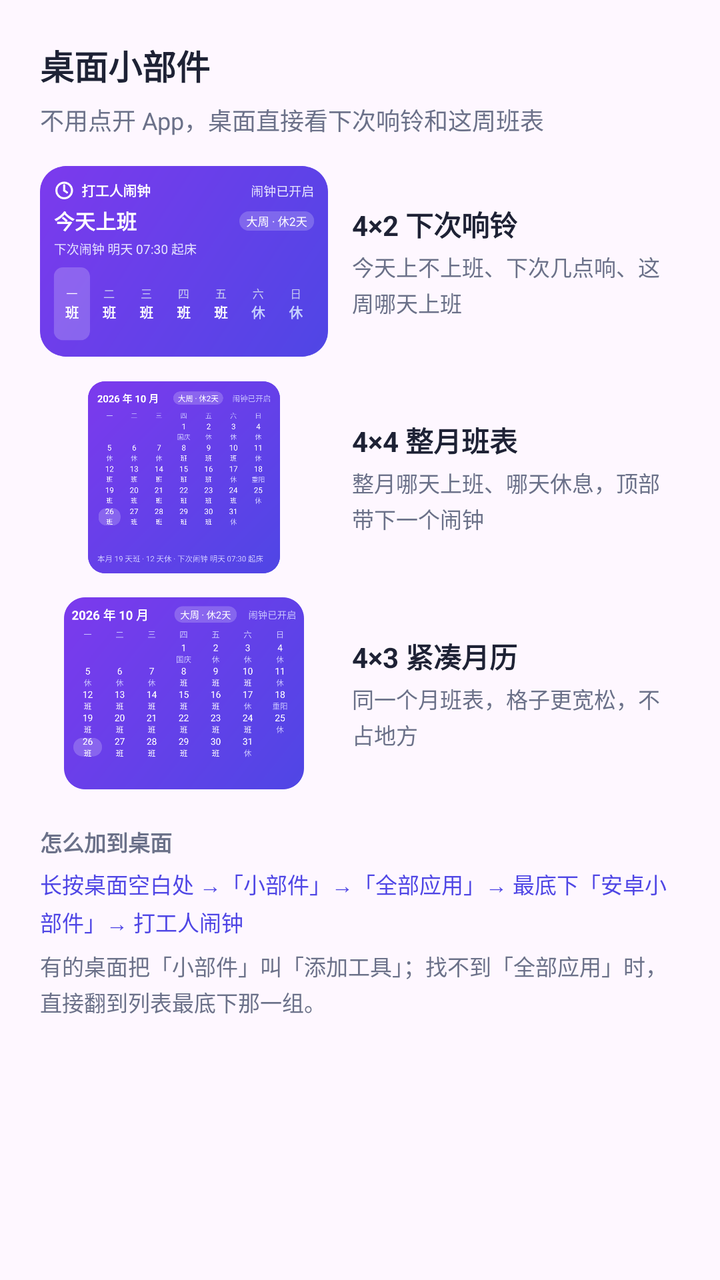
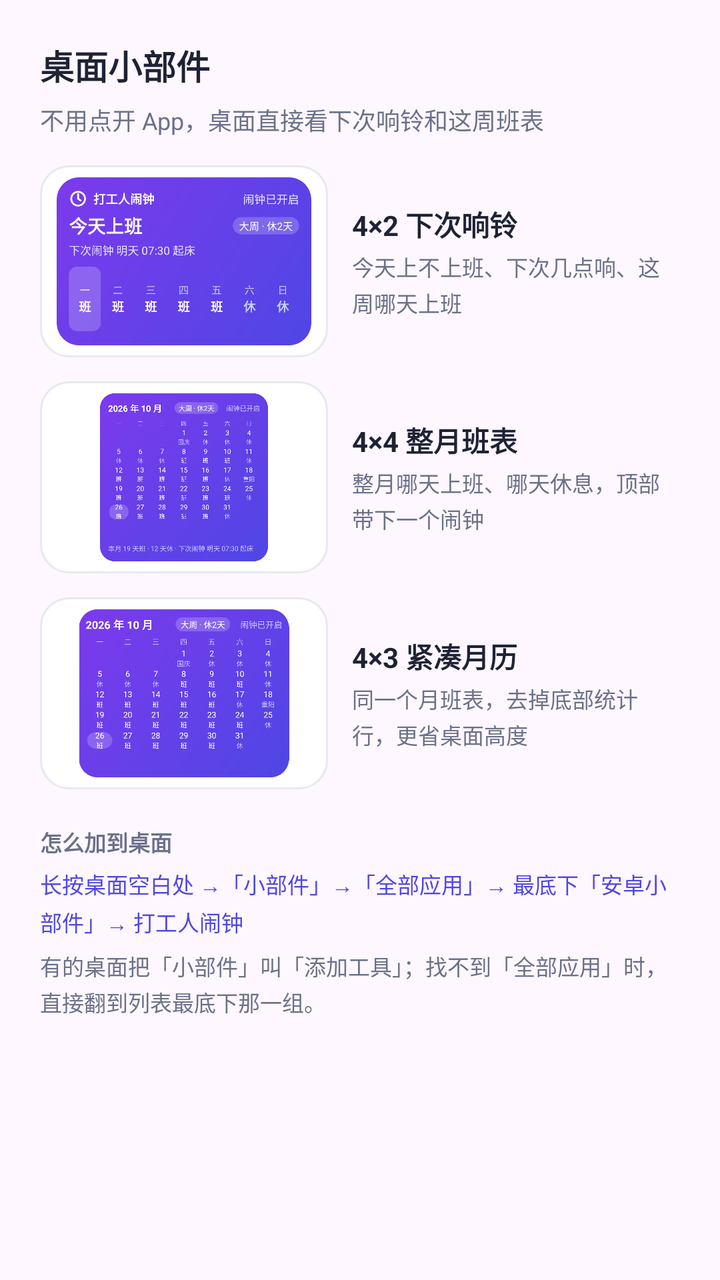

Screens rendered from an Android XML layout before and after an edit, with the pre-edit source and the edit as a unified diff.
<!-- AndroidManifest.xml: application theme Theme.WeekdayAlarm -->
<!-- res/layout/dialog_widgets.xml -->
<?xml version="1.0" encoding="utf-8"?>
<LinearLayout xmlns:android="http://schemas.android.com/apk/res/android"
    android:layout_width="match_parent"
    android:layout_height="wrap_content"
    android:orientation="vertical"
    android:paddingTop="20dp">

    <LinearLayout
        android:layout_width="match_parent"
        android:layout_height="wrap_content"
        android:orientation="vertical"
        android:paddingStart="20dp"
        android:paddingEnd="20dp">

        <TextView
            android:layout_width="match_parent"
            android:layout_height="wrap_content"
            android:text="桌面小部件"
            android:textColor="@color/ink"
            android:textSize="17sp"
            android:textStyle="bold" />

        <TextView
            android:layout_width="match_parent"
            android:layout_height="wrap_content"
            android:layout_marginTop="6dp"
            android:lineSpacingMultiplier="1.2"
            android:text="不用点开 App，桌面直接看下次响铃和这周班表"
            android:textColor="@color/sub"
            android:textSize="12sp" />
    </LinearLayout>

    <ScrollView
        android:id="@+id/dlg_widget_scroll"
        android:layout_width="match_parent"
        android:layout_height="wrap_content"
        android:fadeScrollbars="false"
        android:scrollbars="vertical">

        <LinearLayout
            android:layout_width="match_parent"
            android:layout_height="wrap_content"
            android:orientation="vertical"
            android:paddingStart="20dp"
            android:paddingEnd="20dp"
            android:paddingBottom="14dp">

            
            <LinearLayout
                android:layout_width="match_parent"
                android:layout_height="wrap_content"
                android:layout_marginTop="14dp"
                android:gravity="center_vertical"
                android:orientation="horizontal">

                <ImageView
                    android:layout_width="144dp"
                    android:layout_height="96dp"
                    android:contentDescription="下次响铃预览"
                    android:scaleType="fitCenter"
                    android:src="@drawable/widget_next_alarm_preview" />

                <LinearLayout
                    android:layout_width="0dp"
                    android:layout_height="wrap_content"
                    android:layout_marginStart="12dp"
                    android:layout_weight="1"
                    android:orientation="vertical">

                    <TextView
                        android:layout_width="wrap_content"
                        android:layout_height="wrap_content"
                        android:text="4×2 下次响铃"
                        android:textColor="@color/ink"
                        android:textSize="14sp"
                        android:textStyle="bold" />

                    <TextView
                        android:layout_width="wrap_content"
                        android:layout_height="wrap_content"
                        android:layout_marginTop="3dp"
                        android:lineSpacingExtra="2dp"
                        android:text="今天上不上班、下次几点响、这周哪天上班"
                        android:textColor="@color/sub"
                        android:textSize="11sp" />
                </LinearLayout>
            </LinearLayout>

            <LinearLayout
                android:layout_width="match_parent"
                android:layout_height="wrap_content"
                android:layout_marginTop="12dp"
                android:gravity="center_vertical"
                android:orientation="horizontal">

                <ImageView
                    android:layout_width="144dp"
                    android:layout_height="96dp"
                    android:contentDescription="整月班表预览"
                    android:scaleType="fitCenter"
                    android:src="@drawable/widget_week_schedule_month_preview" />

                <LinearLayout
                    android:layout_width="0dp"
                    android:layout_height="wrap_content"
                    android:layout_marginStart="12dp"
                    android:layout_weight="1"
                    android:orientation="vertical">

                    <TextView
                        android:layout_width="wrap_content"
                        android:layout_height="wrap_content"
                        android:text="4×4 整月班表"
                        android:textColor="@color/ink"
                        android:textSize="14sp"
                        android:textStyle="bold" />

                    <TextView
                        android:layout_width="wrap_content"
                        android:layout_height="wrap_content"
                        android:layout_marginTop="3dp"
                        android:lineSpacingExtra="2dp"
                        android:text="整月哪天上班、哪天休息，顶部带下一个闹钟"
                        android:textColor="@color/sub"
                        android:textSize="11sp" />
                </LinearLayout>
            </LinearLayout>

            <LinearLayout
                android:layout_width="match_parent"
                android:layout_height="wrap_content"
                android:layout_marginTop="12dp"
                android:gravity="center_vertical"
                android:orientation="horizontal">

                <ImageView
                    android:layout_width="144dp"
                    android:layout_height="96dp"
                    android:contentDescription="紧凑月历预览"
                    android:scaleType="fitCenter"
                    android:src="@drawable/widget_month_minimal_preview" />

                <LinearLayout
                    android:layout_width="0dp"
                    android:layout_height="wrap_content"
                    android:layout_marginStart="12dp"
                    android:layout_weight="1"
                    android:orientation="vertical">

                    <TextView
                        android:layout_width="wrap_content"
                        android:layout_height="wrap_content"
                        android:text="4×3 紧凑月历"
                        android:textColor="@color/ink"
                        android:textSize="14sp"
                        android:textStyle="bold" />

                    <TextView
                        android:layout_width="wrap_content"
                        android:layout_height="wrap_content"
                        android:layout_marginTop="3dp"
                        android:lineSpacingExtra="2dp"
                        android:text="同一个月班表，格子更宽松，不占地方"
                        android:textColor="@color/sub"
                        android:textSize="11sp" />
                </LinearLayout>
            </LinearLayout>

            
            <TextView
                android:layout_width="match_parent"
                android:layout_height="wrap_content"
                android:layout_marginTop="18dp"
                android:text="怎么加到桌面"
                android:textColor="@color/sub"
                android:textSize="11sp"
                android:textStyle="bold" />

            <TextView
                android:layout_width="match_parent"
                android:layout_height="wrap_content"
                android:layout_marginTop="5dp"
                android:lineSpacingExtra="3dp"
                android:text="长按桌面空白处 →「小部件」→「全部应用」→ 最底下「安卓小部件」→ 打工人闹钟"
                android:textColor="@color/indigo"
                android:textSize="11sp" />

            <TextView
                android:layout_width="match_parent"
                android:layout_height="wrap_content"
                android:layout_marginTop="6dp"
                android:lineSpacingExtra="2dp"
                android:text="有的桌面把「小部件」叫「添加工具」；找不到「全部应用」时，直接翻到列表最底下那一组。"
                android:textColor="@color/sub"
                android:textSize="11sp" />
        </LinearLayout>
    </ScrollView>
</LinearLayout>
<!-- resources referenced by this layout -->
<resources>
  <color name="indigo">#4F46E5</color>
  <color name="ink">#1E2235</color>
  <color name="sub">#6B7189</color>
  <!-- drawable widget_month_minimal_preview: png bitmap (drawable-xxhdpi, 85255 bytes) -->
  <!-- drawable widget_next_alarm_preview: png bitmap (drawable-xxhdpi, 58641 bytes) -->
  <!-- drawable widget_week_schedule_month_preview: png bitmap (drawable-xxhdpi, 105205 bytes) -->
  <style name="Theme.WeekdayAlarm" parent="Theme.Material3.DayNight.NoActionBar">
          <item name="colorPrimary">@color/indigo</item>
          <item name="colorPrimaryVariant">@color/indigo_dark</item>
          <item name="colorOnPrimary">@color/white</item>
          <item name="android:statusBarColor">@color/bg</item>
          <item name="android:windowLightStatusBar">true</item>
      </style>
  <color name="indigo_dark">#4338CA</color>
  <color name="white">#FFFFFFFF</color>
  <color name="bg">#F4F5FB</color>
</resources>

<!-- the commit's change to res/layout/dialog_widgets.xml (unified diff, before → after) -->
@@ -56,7 +56,9 @@
                 <ImageView
                     android:layout_width="144dp"
                     android:layout_height="96dp"
+                    android:background="@drawable/bg_widget_preview"
                     android:contentDescription="下次响铃预览"
+                    android:padding="6dp"
                     android:scaleType="fitCenter"
                     android:src="@drawable/widget_next_alarm_preview" />
 
@@ -96,7 +98,9 @@
                 <ImageView
                     android:layout_width="144dp"
                     android:layout_height="96dp"
+                    android:background="@drawable/bg_widget_preview"
                     android:contentDescription="整月班表预览"
+                    android:padding="6dp"
                     android:scaleType="fitCenter"
                     android:src="@drawable/widget_week_schedule_month_preview" />
 
@@ -136,7 +140,9 @@
                 <ImageView
                     android:layout_width="144dp"
                     android:layout_height="96dp"
+                    android:background="@drawable/bg_widget_preview"
                     android:contentDescription="紧凑月历预览"
+                    android:padding="6dp"
                     android:scaleType="fitCenter"
                     android:src="@drawable/widget_month_minimal_preview" />
 
@@ -160,7 +166,7 @@
                         android:layout_height="wrap_content"
                         android:layout_marginTop="3dp"
                         android:lineSpacingExtra="2dp"
-                        android:text="同一个月班表，格子更宽松，不占地方"
+                        android:text="同一个月班表，去掉底部统计行，更省桌面高度"
                         android:textColor="@color/sub"
                         android:textSize="11sp" />
                 </LinearLayout>
<!-- resource entries referenced after the edit -->
@@ -3,6 +3,16 @@
   <color name="indigo">#4F46E5</color>
   <color name="ink">#1E2235</color>
   <color name="sub">#6B7189</color>
+  <!-- drawable bg_widget_preview (drawable) -->
+  <?xml version="1.0" encoding="utf-8"?>
+  <shape xmlns:android="http://schemas.android.com/apk/res/android"
+      android:shape="rectangle">
+      <solid android:color="@color/card" />
+      <stroke
+          android:width="1dp"
+          android:color="@color/line" />
+      <corners android:radius="@dimen/radius_row" />
+  </shape>
   <!-- drawable widget_month_minimal_preview: png bitmap (drawable-xxhdpi, 85255 bytes) -->
   <!-- drawable widget_next_alarm_preview: png bitmap (drawable-xxhdpi, 58641 bytes) -->
   <!-- drawable widget_week_schedule_month_preview: png bitmap (drawable-xxhdpi, 105205 bytes) -->
@@ -13,6 +23,9 @@
           <item name="android:statusBarColor">@color/bg</item>
           <item name="android:windowLightStatusBar">true</item>
       </style>
+  <color name="card">#FFFFFF</color>
+  <color name="line">#E7E9F3</color>
+  <dimen name="radius_row">14dp</dimen>
   <color name="indigo_dark">#4338CA</color>
   <color name="white">#FFFFFFFF</color>
   <color name="bg">#F4F5FB</color>
